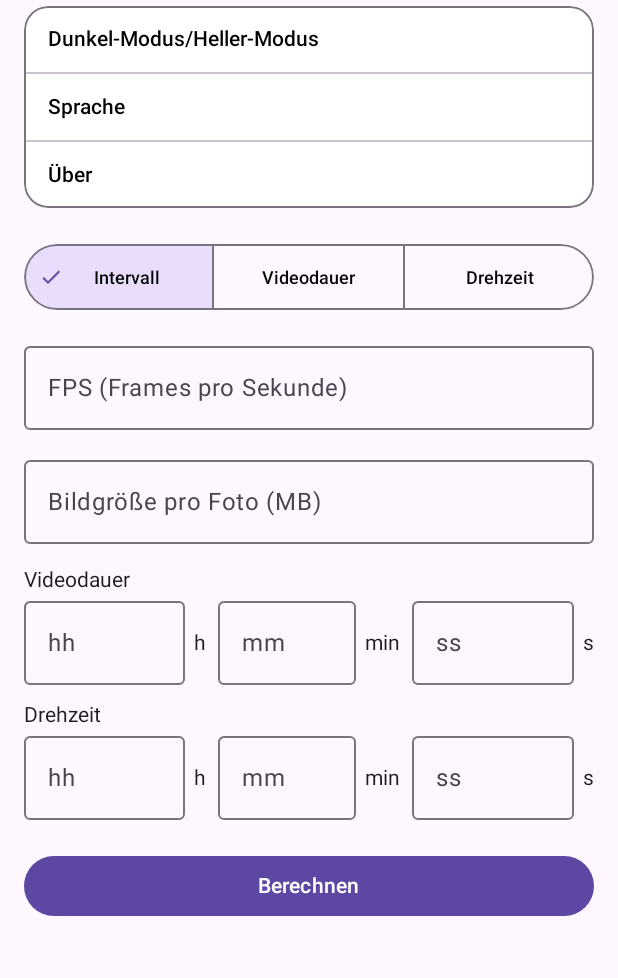
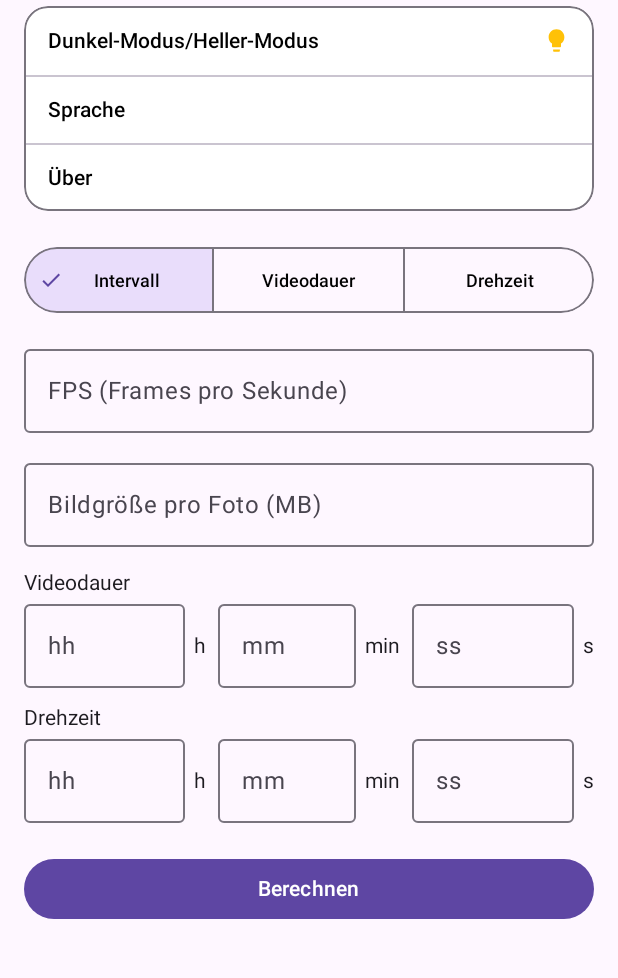
Before and after one commit to VikShepo/timelapse_calculator, an Android app built with Jetpack Compose: the composable TimelapseScreen shown on its own in the app's theme, after a tap on "Dunkel-Modus/Heller-Modus", on a phone screen of 412 x 824 dp, the part 102-1080 px from its top. Run offline under Robolectric (Android 15) with nearby library versions, the phone set to English and light mode, and no system bars; 1 other tap on this screen came first.

Commit message:
Lightbulb added

```diff
--- a/app/src/main/java/com/example/timelapsecalculator/MainActivity.kt
+++ b/app/src/main/java/com/example/timelapsecalculator/MainActivity.kt
@@ -50,6 +50,7 @@ import java.util.Locale
 import androidx.compose.material.icons.Icons
 import androidx.compose.material.icons.filled.Check
 import androidx.compose.material.icons.filled.Settings
+import androidx.compose.material.icons.filled.Lightbulb
 import androidx.compose.animation.fadeIn
 import androidx.compose.animation.fadeOut
 import androidx.compose.animation.scaleIn
@@ -64,7 +65,10 @@ import androidx.compose.animation.core.tween
 import androidx.compose.animation.core.FastOutSlowInEasing
 import androidx.compose.material3.IconButton
 import androidx.compose.ui.draw.rotate
+import androidx.compose.ui.draw.scale
 import androidx.compose.ui.focus.onFocusChanged
+import androidx.compose.runtime.LaunchedEffect
+import kotlinx.coroutines.delay
 
 class MainActivity : ComponentActivity() {
 	override fun onCreate(savedInstanceState: Bundle?) {
@@ -199,14 +203,34 @@ fun TimelapseScreen() {
 					.border(1.dp, MaterialTheme.colorScheme.outline, RoundedCornerShape(16.dp))
 					.background(Color.White)
 			) {
+				var bulbPop by remember { mutableStateOf(false) }
+				val bulbScale by animateFloatAsState(
+					targetValue = if (bulbPop) 1.1f else 1f,
+					animationSpec = tween(durationMillis = 140, easing = FastOutSlowInEasing),
+					label = "bulbScale"
+				)
 				Row(
 					modifier = Modifier
 						.fillMaxWidth()
-						.clickable { /* TODO: theme toggle action */ }
+						.clickable {
+							bulbPop = true
+						}
 						.padding(horizontal = 16.dp, vertical = 14.dp),
 					verticalAlignment = Alignment.CenterVertically
 				) {
-					Text("Dunkel-Modus/Heller-Modus", color = Color.Black, fontSize = 14.sp, fontWeight = FontWeight.SemiBold)
+					Text("Dunkel-Modus/Heller-Modus", color = Color.Black, fontSize = 14.sp, fontWeight = FontWeight.SemiBold, modifier = Modifier.weight(1f))
+					androidx.compose.material3.Icon(
+						Icons.Filled.Lightbulb,
+						contentDescription = "Theme",
+						modifier = Modifier.size(18.dp).scale(bulbScale),
+						tint = Color(0xFFFFC107)
+					)
+				}
+				LaunchedEffect(bulbPop) {
+					if (bulbPop) {
+						delay(140)
+						bulbPop = false
+					}
 				}
 				Divider()
 				Row(
```
